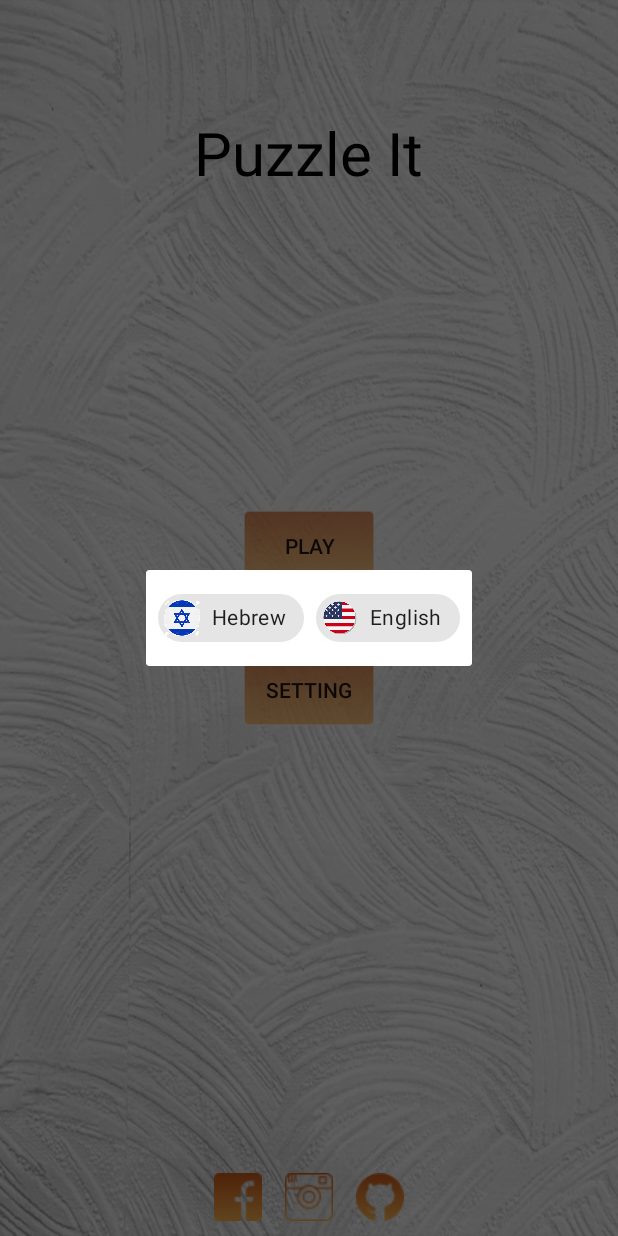
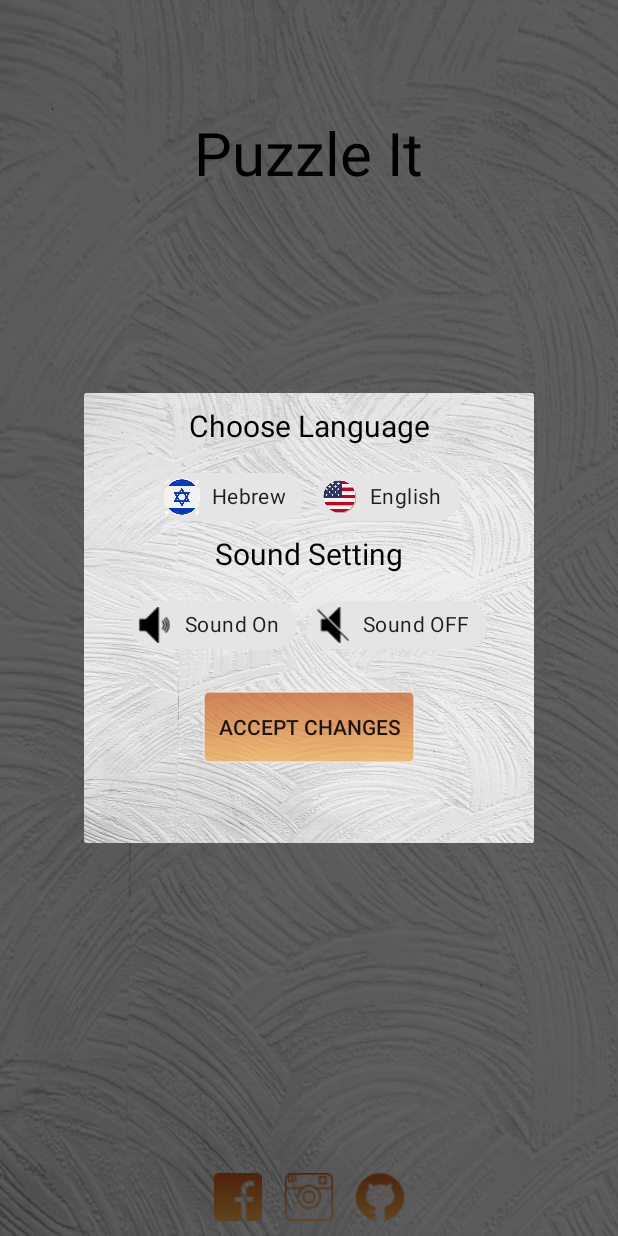
Before and after one commit to Galtager/PuzzleGame, an Android app: the screen it shows after launch (Home), after a tap on "SETTING", on a phone screen of 412 x 824 dp. Run offline under Robolectric (Android 15) with nearby library versions, the phone set to English and light mode, and no system bars; libraries missing offline, so code that uses them is left out: com.daimajia.androidanimations; Roboto replaces fonts that are not available here; 2 statements that could not run were skipped.

Commit message:
Add Some Features Dialogs And Java

```diff
--- a/app/src/main/java/com/example/puzzlegame/Home.java
+++ b/app/src/main/java/com/example/puzzlegame/Home.java
@@ -16,6 +16,7 @@ import android.view.WindowManager;
 import android.webkit.WebView;
 import android.widget.Button;
 import android.widget.ImageButton;
+import android.widget.Toast;
 
 import com.daimajia.androidanimations.library.Techniques;
 import com.daimajia.androidanimations.library.YoYo;
@@ -25,6 +26,10 @@ import java.util.Locale;
 
 public class Home extends AppCompatActivity {
 
+    boolean[] langFlag = {false};
+    boolean[] soundFlag = {false};
+    String[] tempLang = {""};
+    Dialog dialog;
     @Override
     protected void onCreate(Bundle savedInstanceState) {
         super.onCreate(savedInstanceState);
@@ -41,6 +46,8 @@ public class Home extends AppCompatActivity {
         facebook.setOnClickListener(onClickListener);
         settingbutton.setOnClickListener(onClickListener);
         startButton.setOnClickListener(onClickListener);
+
+
 
 
 
@@ -79,30 +86,74 @@ public class Home extends AppCompatActivity {
         }
     };
     public void openDialog(){
-        final Dialog dialog = new Dialog(Home.this);
+        dialog = new Dialog(Home.this);
         dialog.setContentView(R.layout.dialog_setting);
         dialog.show();
         Chip hebrewChip = dialog.findViewById(R.id.hebrewChip);
         Chip englishChip = dialog.findViewById(R.id.englishChip);
+        Chip soundOnChip = dialog.findViewById(R.id.soundOnChip);
+        Chip soundOffChip = dialog.findViewById(R.id.soundOffChip);
 
-        hebrewChip.setOnClickListener(new View.OnClickListener() {
-            @Override
-            public void onClick(View view) {
-                setAppLocale("iw");
-                dialog.dismiss();
-                restartActivity();
-            }
-        });
-        englishChip.setOnClickListener(new View.OnClickListener() {
-            @Override
-            public void onClick(View view) {
-                setAppLocale("en");
-                dialog.dismiss();
-                restartActivity();
-            }
-        });
+        Button submitButton = dialog.findViewById(R.id.submitButton);
+
+        hebrewChip.setOnClickListener(dialogClickListener);
+        englishChip.setOnClickListener(dialogClickListener);
+        submitButton.setOnClickListener(dialogClickListener);
+        soundOffChip.setOnClickListener(dialogClickListener);
+        soundOnChip.setOnClickListener(dialogClickListener);
+
+
+//        hebrewChip.setOnClickListener(new View.OnClickListener() {
+//            @Override
+//            public void onClick(View view) {
+//                setAppLocale("iw");
+//                dialog.dismiss();
+//                restartActivity();
+//            }
+//        });
+//        englishChip.setOnClickListener(new View.OnClickListener() {
+//            @Override
+//            public void onClick(View view) {
+//                setAppLocale("en");
+//                dialog.dismiss();
+//                restartActivity();
+//            }
+//        });
 
     }
+    View.OnClickListener dialogClickListener = new View.OnClickListener() {
+        @Override
+        public void onClick(View v) {
+            switch (v.getId()){
+                case R.id.hebrewChip:
+                    langFlag[0] = true;
+                    tempLang[0] = "iw";
+                    break;
+                case R.id.englishChip:
+                    langFlag[0]=true;
+                    tempLang[0]="en";
+                    break;
+                case R.id.soundOnChip:
+                    soundFlag[0] = true;
+                    break;
+                case R.id.soundOffChip:
+                    soundFlag[0] = true;
+                    break;
+                case R.id.submitButton:
+                    if (soundFlag[0])
+                        Toast.makeText(Home.this, "Music Changes", Toast.LENGTH_SHORT).show();
+                    if(langFlag[0])
+                    {
+
+                        setAppLocale(tempLang[0]);
+                        dialog.dismiss();
+                        restartActivity();}
+
+
+            }
+        }
+    };
+
     private void setAppLocale(String localeCode){
         Resources resources = getResources();
         DisplayMetrics displayMetrics = resources.getDisplayMetrics();
--- a/app/src/main/res/layout/dialog_setting.xml
+++ b/app/src/main/res/layout/dialog_setting.xml
@@ -3,17 +3,32 @@
     xmlns:android="http://schemas.android.com/apk/res/android"
     xmlns:app="http://schemas.android.com/apk/res-auto"
     xmlns:tools="http://schemas.android.com/tools"
-    android:layout_width="wrap_content"
-    android:layout_height="wrap_content"
+    android:layout_width="300dp"
+    android:layout_height="300dp"
     android:orientation="vertical"
     android:padding="8dp"
+    android:background="@drawable/levelbackground"
     tools:context=".Home"
     android:focusable="true"
     android:focusableInTouchMode="true">
+    <LinearLayout
+        android:layout_width="match_parent"
+
+        android:layout_height="wrap_content"
+        android:orientation="vertical">
+        <TextView
+            android:layout_width="match_parent"
+            android:layout_height="wrap_content"
+            android:text="@string/choose_language"
+            android:textColor="@android:color/black"
+            android:textSize="20sp"
+            android:paddingBottom="10dp"
+            android:gravity="center"/>
     <com.google.android.material.chip.ChipGroup
         android:layout_width="wrap_content"
         android:layout_height="wrap_content"
         android:orientation="horizontal"
+        android:layout_gravity="center"
         android:id="@+id/languageChipGroup"
         android:theme="@style/Theme.MaterialComponents.Light"
         app:singleSelection="true">
@@ -21,18 +36,65 @@
             style="@style/Widget.MaterialComponents.Chip.Action"
             android:layout_width="wrap_content"
             android:layout_height="wrap_content"
-            android:text="Hebrew"
+            android:text="@string/hebrew"
             android:id="@+id/hebrewChip"
+            android:background="@android:color/white"
             app:chipIcon="@drawable/israel"
             />
         <com.google.android.material.chip.Chip
             style="@style/Widget.MaterialComponents.Chip.Action"
             android:layout_width="wrap_content"
             android:layout_height="wrap_content"
-            android:text="English"
+            android:text="@string/english"
             android:id="@+id/englishChip"
             app:chipIcon="@drawable/us"/>
 
     </com.google.android.material.chip.ChipGroup>
+    </LinearLayout>
+    <LinearLayout
+        android:layout_width="match_parent"
+        android:layout_height="wrap_content"
+        android:orientation="vertical">
+    <TextView
+        android:layout_width="match_parent"
+        android:layout_height="wrap_content"
+        android:text="@string/sound_setting"
+        android:textColor="@android:color/black"
+        android:textSize="20sp"
+        android:paddingBottom="10dp"
+        android:gravity="center"/>
+    <com.google.android.material.chip.ChipGroup
+        android:layout_width="wrap_content"
+        android:layout_height="wrap_content"
+        android:orientation="horizontal"
+        android:layout_gravity="center"
+        android:id="@+id/SoundChipGroup"
+        android:theme="@style/Theme.MaterialComponents.Light"
+        app:singleSelection="true">
+        <com.google.android.material.chip.Chip
+            style="@style/Widget.MaterialComponents.Chip.Action"
+            android:layout_width="wrap_content"
+            android:layout_height="wrap_content"
+            android:text="@string/sound_on"
+            android:id="@+id/soundOnChip"
+            app:chipIcon="@drawable/soundon"
+            />
+        <com.google.android.material.chip.Chip
+            style="@style/Widget.MaterialComponents.Chip.Action"
+            android:layout_width="wrap_content"
+            android:layout_height="wrap_content"
+            android:text="@string/sound_off"
+            android:id="@+id/soundOffChip"
+            app:chipIcon="@drawable/soundoff"/>
 
+    </com.google.android.material.chip.ChipGroup>
 </LinearLayout>
+    <Button
+        android:layout_margin="20dp"
+        android:layout_width="wrap_content"
+        android:layout_height="wrap_content"
+        android:id="@+id/submitButton"
+        android:layout_gravity="center"
+        android:background="@drawable/menubutton"
+        android:text="@string/accept_changes"/>
+</LinearLayout>
--- a/app/src/main/res/values/strings.xml
+++ b/app/src/main/res/values/strings.xml
@@ -36,4 +36,11 @@
     <string name="difficulty_levels">Difficulty levels</string>
     <string name="choose">Choose</string>
     <string name="information">information</string>
+    <string name="hebrew">Hebrew</string>
+    <string name="english">English</string>
+    <string name="choose_language">Choose Language</string>
+    <string name="sound_setting">Sound Setting</string>
+    <string name="sound_on">Sound On</string>
+    <string name="sound_off">Sound OFF</string>
+    <string name="accept_changes">Accept Changes</string>
 </resources>
```
Also changed, not shown: app/src/main/java/com/example/puzzlegame/GameActivity15.java (+23 -1 lines), app/src/main/java/com/example/puzzlegame/GameActivity24.java (+23 -1 lines), app/src/main/java/com/example/puzzlegame/GameActivity9.java (+25 -2 lines), app/src/main/res/layout/dialog_finished.xml (added, +47 -0 lines), 1 other file.
